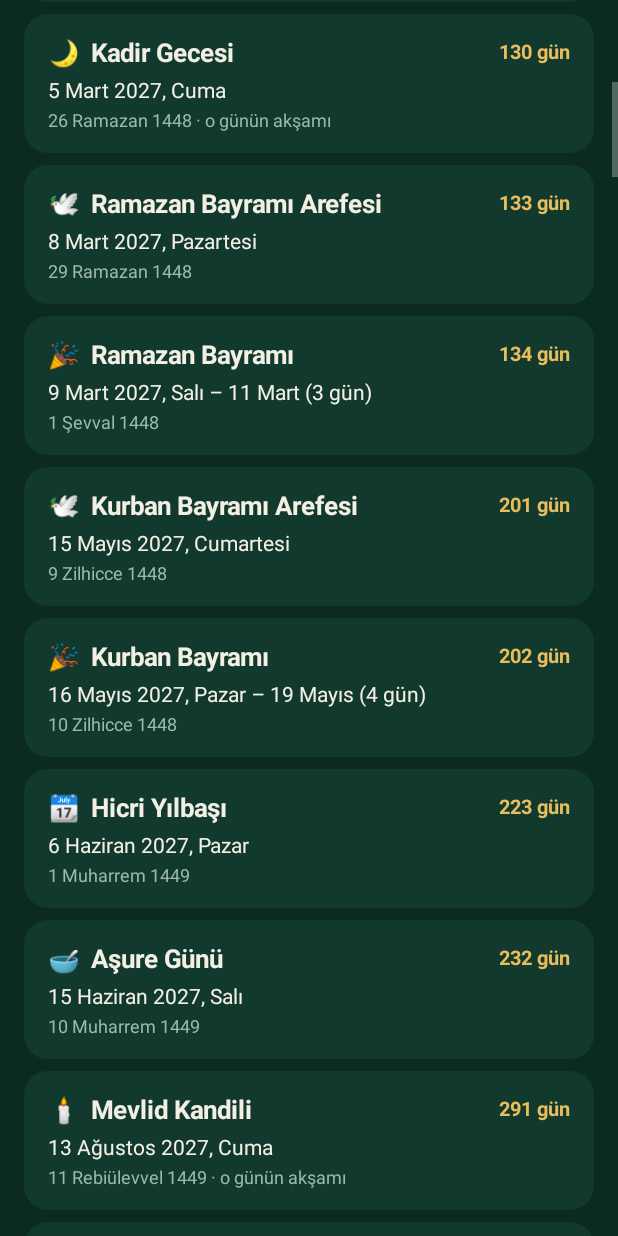
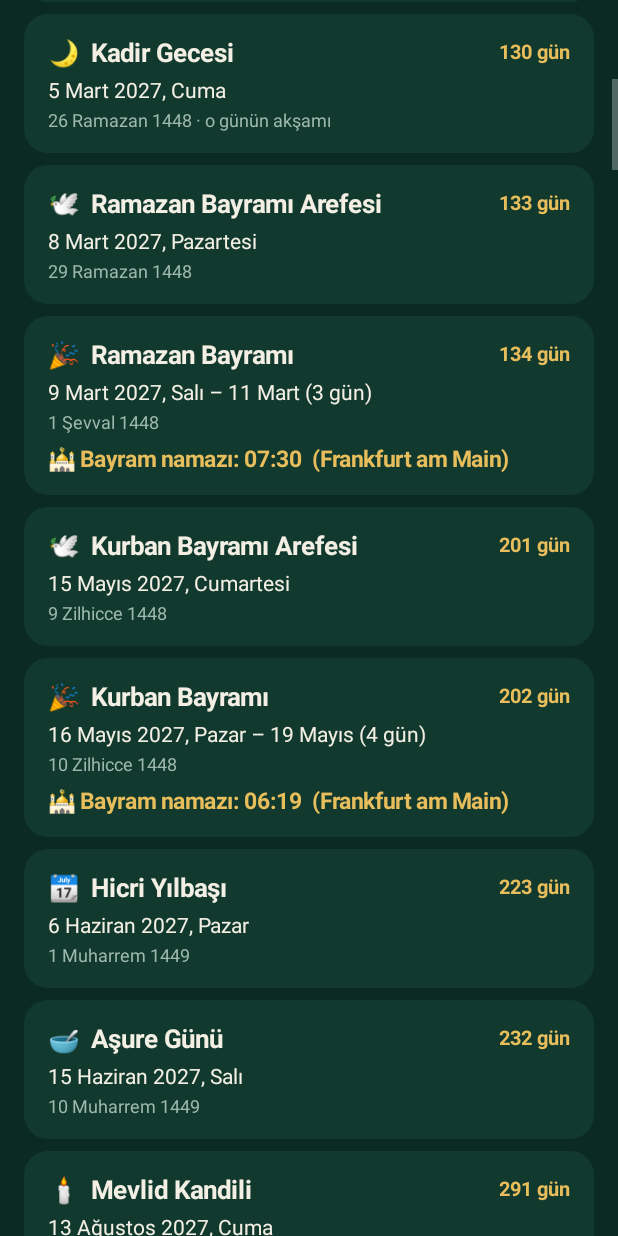
Before and after one commit to 42zengibar42-cell/namaz-vakitleri, an Android app: the DaysActivity screen opened directly, with no data from a screen before it, scrolled down 576 dp, on a phone screen of 412 x 824 dp. Run offline under Robolectric (Android 15) with nearby library versions, the phone set to English and light mode, and no system bars.

Commit message:
Bayram namazı vakti (güneş +5°), hatırlatma ve düzeltme
Co-Authored-By: Claude Opus 5.5 <noreply@anthropic.com>
Claude-Session: https://claude.ai/code/session_01A1QtLVaQMiz6GHwjWAegUh

```diff
--- a/app/src/main/java/com/kck/namaz/DaysActivity.kt
+++ b/app/src/main/java/com/kck/namaz/DaysActivity.kt
@@ -66,6 +66,11 @@ class DaysActivity : AppCompatActivity() {
             if (d.kind == Kind.RAMAZAN) sub += l.t(" · ilk sahur bir önceki gece", " · erster Sahur in der Nacht davor")
             if (!d.official) sub += l.t(" · tahmini", " · voraussichtlich")
             box.addView(tv(sub, 12f, C.MUTED), lp().apply { topMargin = dp(2) })
+            if (ReligiousDays.isBayram(d.kind)) {
+                val hmF = java.text.SimpleDateFormat("HH:mm", java.util.Locale.GERMANY).apply { timeZone = java.util.TimeZone.getTimeZone(prefs.zone) }
+                box.addView(tv("🕌 " + l.t("Bayram namazı: ", "Festgebet: ") + hmF.format(java.util.Date(prefs.bayram(d.date))) +
+                    "  (${prefs.city.name})", 15f, C.GOLD, true), lp().apply { topMargin = dp(6) })
+            }
             root.addView(box, lp().apply { topMargin = dp(8) })
             if (i == maxOf(0, nextIdx - 1)) scrollTarget = box
         }
--- a/app/src/main/java/com/kck/namaz/PrayerCalc.kt
+++ b/app/src/main/java/com/kck/namaz/PrayerCalc.kt
@@ -95,6 +95,25 @@ object PrayerCalc {
         return out
     }
 
+    /**
+     * Bayram namazı vakti: güneşin ufkun 5° üzerine çıktığı an (kerahat vaktinin sonu).
+     * Diyanet'in 2026 Ramazan ve Kurban bayramı saatleriyle karşılaştırıldı (±1 dk).
+     */
+    fun bayram(date: LocalDate, lat: Double, lng: Double, zone: ZoneId, offsetMin: Int = 0): Long {
+        val noon12 = ZonedDateTime.of(date.atTime(12, 0), zone)
+        val tz = noon12.offset.totalSeconds / 3600.0
+        val jd = julian(date.year, date.monthValue, date.dayOfMonth) - lng / (15.0 * 24.0)
+        var t = 7.0
+        repeat(3) {
+            val (decl, eqt) = sun(jd + t / 24.0)
+            val ha = hourAngle(-5.0, decl, lat)
+            if (!ha.isNaN()) t = fix(12 - eqt, 24.0) - ha
+        }
+        val h = t + tz - lng / 15.0
+        val mins = Math.round(h * 60).toInt() + offsetMin
+        return date.atStartOfDay().plusMinutes(mins.toLong()).atZone(zone).toInstant().toEpochMilli()
+    }
+
     /** Verilen gün için 6 vakit (epoch milisaniye). offsets: dakika düzeltmeleri. */
     fun times(date: LocalDate, lat: Double, lng: Double, zone: ZoneId, offsets: IntArray? = null): LongArray {
         val noon = ZonedDateTime.of(date.atTime(12, 0), zone)
--- a/app/src/main/java/com/kck/namaz/Prefs.kt
+++ b/app/src/main/java/com/kck/namaz/Prefs.kt
@@ -89,6 +89,15 @@ class Prefs(ctx: Context) {
     fun adhanOn(i: Int): Boolean = p.getBoolean("adhanOn$i", true)
     fun setAdhanOn(i: Int, v: Boolean) = p.edit().putBoolean("adhanOn$i", v).apply()
 
+    var bayramOffset: Int
+        get() = p.getInt("oBayram", 0)
+        set(v) = p.edit().putInt("oBayram", v).apply()
+
+    fun bayram(date: LocalDate): Long {
+        val c = city
+        return PrayerCalc.bayram(date, c.lat, c.lng, zone, bayramOffset)
+    }
+
     fun times(date: LocalDate): LongArray {
         val c = city
         return PrayerCalc.times(date, c.lat, c.lng, zone, offsets())
```
Also changed, not shown: app/src/main/java/com/kck/namaz/Alarms.kt (+7 -2 lines), app/src/main/java/com/kck/namaz/MainActivity.kt (+7 -1 lines), app/src/main/java/com/kck/namaz/ReligiousDays.kt (+7 -3 lines), app/src/main/java/com/kck/namaz/SettingsActivity.kt (+17 -0 lines).
